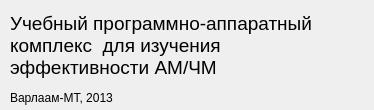
Before: the Qt Designer form dialogaboutprogram.ui in welemir/VarModemStudy, drawn with Qt 5.
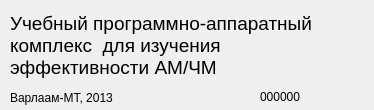
After: the same form once the commit is applied.

Commit message: 01.01.01 Небольшие доработки интерфейса.

What changed in the file:
```diff
--- a/dialogaboutprogram.ui
+++ b/dialogaboutprogram.ui
@@ -62,6 +62,19 @@
     <string>Варлаам-МТ, 2013</string>
    </property>
   </widget>
+  <widget class="QLabel" name="labelVersion">
+   <property name="geometry">
+    <rect>
+     <x>260</x>
+     <y>90</y>
+     <width>46</width>
+     <height>13</height>
+    </rect>
+   </property>
+   <property name="text">
+    <string>000000</string>
+   </property>
+  </widget>
  </widget>
  <resources/>
  <connections/>
```
Left out of the diff: 2 changed lines with no effect on the pictures. The commit also changes 4 other files.
